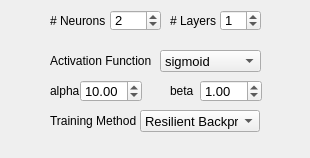
First picture: the form in _AlgorithmsPlugins/OpenCV/paramsMLP.ui, repository b4silio/MLDemos, before the edit.
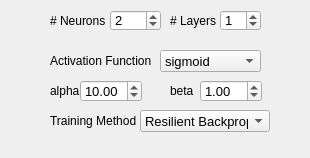
Second picture: the form after the edit.

Patch:
```diff
--- a/_AlgorithmsPlugins/OpenCV/paramsMLP.ui
+++ b/_AlgorithmsPlugins/OpenCV/paramsMLP.ui
@@ -268,7 +268,7 @@
     <rect>
      <x>140</x>
      <y>110</y>
-     <width>120</width>
+     <width>130</width>
      <height>22</height>
     </rect>
    </property>
```
